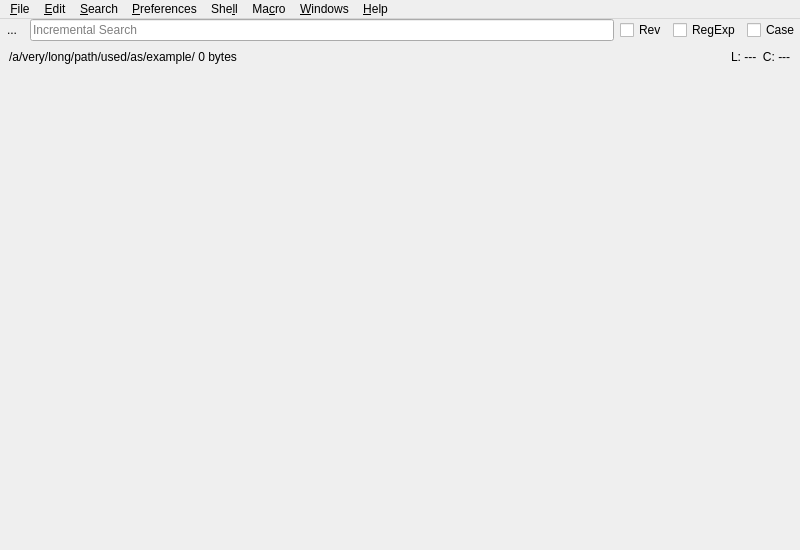
Above: source/ui/MainWindow.ui from eteran/nedit-ng before the change. Below: the same form after it.
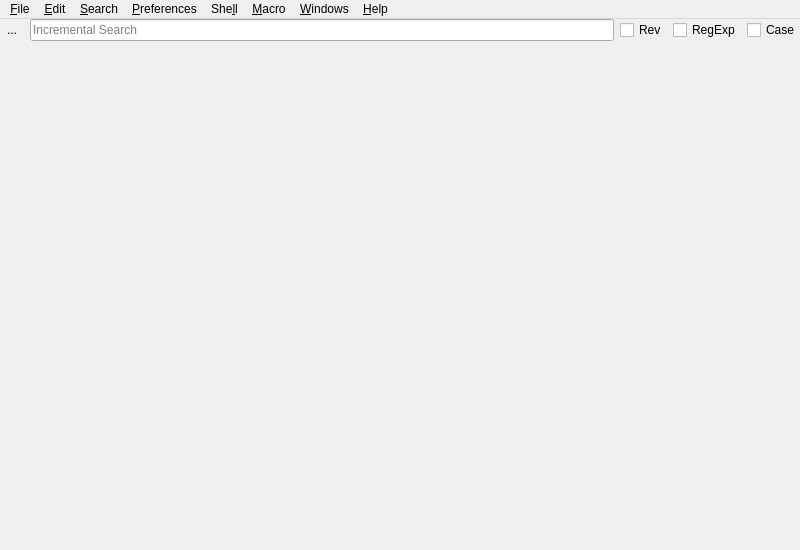
That is the form after the change. Icons and pictures are not drawn. Custom widgets are drawn as their Qt base class.

What changed in the file:
```diff
--- a/source/ui/MainWindow.ui
+++ b/source/ui/MainWindow.ui
@@ -93,48 +93,6 @@
       </layout>
      </widget>
     </item>
-    <item>
-     <widget class="QFrame" name="statusFrame">
-      <layout class="QHBoxLayout" name="horizontalLayout_2">
-       <property name="topMargin">
-        <number>0</number>
-       </property>
-       <property name="bottomMargin">
-        <number>0</number>
-       </property>
-       <item>
-        <widget class="QLabel" name="labelFileAndSize">
-         <property name="text">
-          <string>/a/very/long/path/used/as/example/ 0 bytes</string>
-         </property>
-         <property name="textInteractionFlags">
-          <set>Qt::LinksAccessibleByMouse|Qt::TextSelectableByMouse</set>
-         </property>
-        </widget>
-       </item>
-       <item>
-        <spacer name="horizontalSpacer">
-         <property name="orientation">
-          <enum>Qt::Horizontal</enum>
-         </property>
-         <property name="sizeHint" stdset="0">
-          <size>
-           <width>40</width>
-           <height>20</height>
-          </size>
-         </property>
-        </spacer>
-       </item>
-       <item>
-        <widget class="QLabel" name="labelStats">
-         <property name="text">
-          <string>L: ---  C: ---</string>
-         </property>
-        </widget>
-       </item>
-      </layout>
-     </widget>
-    </item>
     <item>
      <widget class="TabWidget" name="tabWidget">
       <property name="documentMode">
@@ -448,7 +406,7 @@
      <bool>true</bool>
     </property>
     <property name="title">
-     <string>Ma&amp;cro</string>
+     <string>&amp;Macro</string>
     </property>
     <addaction name="action_Learn_Keystrokes"/>
     <addaction name="action_Finish_Learn"/>
```
Left out of the diff: 3 changed lines with no effect on the pictures.
